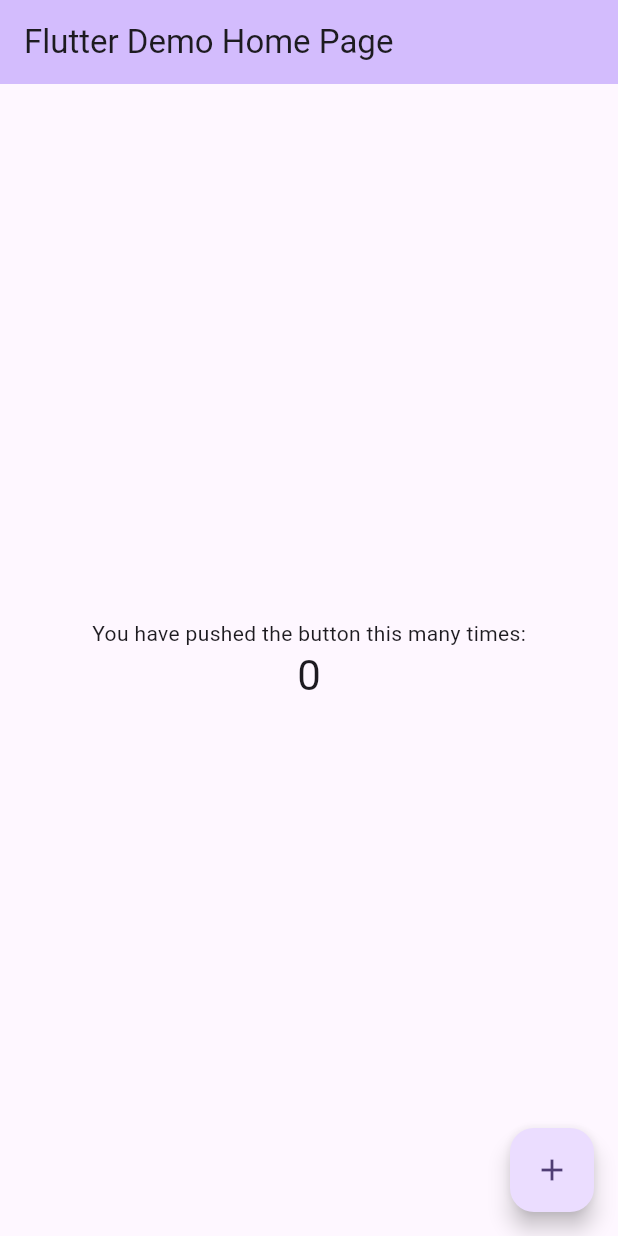
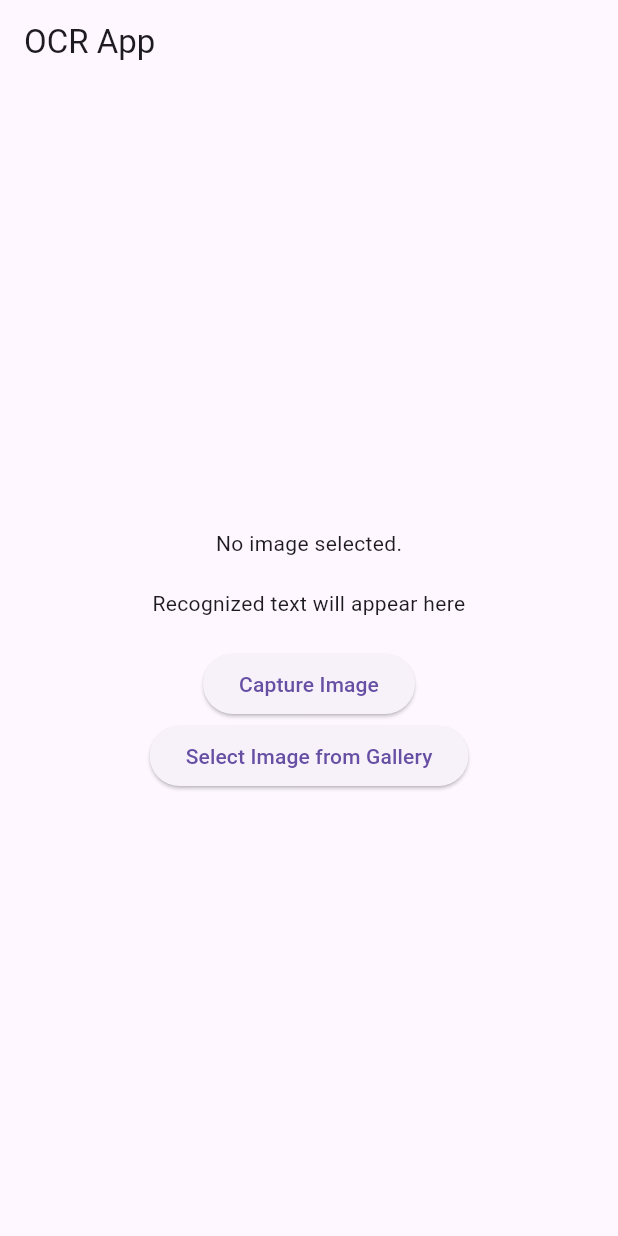
Before and after one commit to avanish-garg/Digital-Sorcery, a Flutter app: the screen it shows after launch, on a phone screen of 412 x 824 dp. Run offline on Flutter 3.47's test engine with Material 3 defaults, Android fonts, the light colour scheme and no system bars; our stand-ins replace image_picker; missing offline and left inert: google_ml_kit.

Commit message:
Added image picker and file selector plugins, updated Flutter and Firebase dependencies, and modified main.dart to integrate OCR functionality.

```diff
--- a/ocr_translation_app/lib/main.dart
+++ b/ocr_translation_app/lib/main.dart
@@ -1,125 +1,76 @@
 import 'package:flutter/material.dart';
+import 'package:image_picker/image_picker.dart';
+import 'dart:io';
+import 'ocr_service.dart';
 
 void main() {
-  runApp(const MyApp());
+  runApp(OCRApp());
 }
 
-class MyApp extends StatelessWidget {
-  const MyApp({super.key});
+class OCRApp extends StatefulWidget {
+  @override
+  _OCRAppState createState() => _OCRAppState();
+}
 
-  // This widget is the root of your application.
-  @override
-  Widget build(BuildContext context) {
-    return MaterialApp(
-      title: 'Flutter Demo',
-      theme: ThemeData(
-        // This is the theme of your application.
-        //
-        // TRY THIS: Try running your application with "flutter run". You'll see
-        // the application has a purple toolbar. Then, without quitting the app,
-        // try changing the seedColor in the colorScheme below to Colors.green
-        // and then invoke "hot reload" (save your changes or press the "hot
-        // reload" button in a Flutter-supported IDE, or press "r" if you used
-        // the command line to start the app).
-        //
-        // Notice that the counter didn't reset back to zero; the application
-        // state is not lost during the reload. To reset the state, use hot
-        // restart instead.
-        //
-        // This works for code too, not just values: Most code changes can be
-        // tested with just a hot reload.
-        colorScheme: ColorScheme.fromSeed(seedColor: Colors.deepPurple),
-        useMaterial3: true,
-      ),
-      home: const MyHomePage(title: 'Flutter Demo Home Page'),
-    );
+class _OCRAppState extends State<OCRApp> {
+  final OCRService _ocrService = OCRService();
+  File? _image;
+  String _recognizedText = '';
+
+  Future<void> _getImageAndRecognizeText(ImageSource source) async {
+    final picker = ImagePicker();
+    final pickedFile = await picker.pickImage(source: source);
+
+    if (pickedFile != null) {
+      setState(() {
+        _image = File(pickedFile.path);
+      });
+
+      String text = await _ocrService.recognizeText(_image!);
+      setState(() {
+        _recognizedText = text;
+      });
     }
   }
 
-class MyHomePage extends StatefulWidget {
-  const MyHomePage({super.key, required this.title});
-
-  // This widget is the home page of your application. It is stateful, meaning
-  // that it has a State object (defined below) that contains fields that affect
-  // how it looks.
-
-  // This class is the configuration for the state. It holds the values (in this
-  // case the title) provided by the parent (in this case the App widget) and
-  // used by the build method of the State. Fields in a Widget subclass are
-  // always marked "final".
-
-  final String title;
-
   @override
-  State<MyHomePage> createState() => _MyHomePageState();
-}
-
-class _MyHomePageState extends State<MyHomePage> {
-  int _counter = 0;
-
-  void _incrementCounter() {
-    setState(() {
-      // This call to setState tells the Flutter framework that something has
-      // changed in this State, which causes it to rerun the build method below
-      // so that the display can reflect the updated values. If we changed
-      // _counter without calling setState(), then the build method would not be
-      // called again, and so nothing would appear to happen.
-      _counter++;
-    });
+  void dispose() {
+    _ocrService.dispose();
+    super.dispose();
   }
 
   @override
   Widget build(BuildContext context) {
-    // This method is rerun every time setState is called, for instance as done
-    // by the _incrementCounter method above.
-    //
-    // The Flutter framework has been optimized to make rerunning build methods
-    // fast, so that you can just rebuild anything that needs updating rather
-    // than having to individually change instances of widgets.
-    return Scaffold(
+    return MaterialApp(
+      home: Scaffold(
         appBar: AppBar(
-        // TRY THIS: Try changing the color here to a specific color (to
-        // Colors.amber, perhaps?) and trigger a hot reload to see the AppBar
-        // change color while the other colors stay the same.
-        backgroundColor: Theme.of(context).colorScheme.inversePrimary,
-        // Here we take the value from the MyHomePage object that was created by
-        // the App.build method, and use it to set our appbar title.
-        title: Text(widget.title),
+          title: Text('OCR App'),
         ),
         body: Center(
-        // Center is a layout widget. It takes a single child and positions it
-        // in the middle of the parent.
           child: Column(
-          // Column is also a layout widget. It takes a list of children and
-          // arranges them vertically. By default, it sizes itself to fit its
-          // children horizontally, and tries to be as tall as its parent.
-          //
-          // Column has various properties to control how it sizes itself and
-          // how it positions its children. Here we use mainAxisAlignment to
-          // center the children vertically; the main axis here is the vertical
-          // axis because Columns are vertical (the cross axis would be
-          // horizontal).
-          //
-          // TRY THIS: Invoke "debug painting" (choose the "Toggle Debug Paint"
-          // action in the IDE, or press "p" in the console), to see the
-          // wireframe for each widget.
             mainAxisAlignment: MainAxisAlignment.center,
             children: <Widget>[
-            const Text(
-              'You have pushed the button this many times:',
+              _image == null ? Text('No image selected.') : Image.file(_image!),
+              SizedBox(height: 20),
+              Text(
+                _recognizedText.isEmpty
+                    ? 'Recognized text will appear here'
+                    : _recognizedText,
+                textAlign: TextAlign.center,
               ),
-            Text(
-              '$_counter',
-              style: Theme.of(context).textTheme.headlineMedium,
+              SizedBox(height: 20),
+              ElevatedButton(
+                onPressed: () => _getImageAndRecognizeText(ImageSource.camera),
+                child: Text('Capture Image'),
+              ),
+              ElevatedButton(
+                onPressed: () => _getImageAndRecognizeText(ImageSource.gallery),
+                child: Text('Select Image from Gallery'),
               ),
             ],
           ),
         ),
-      floatingActionButton: FloatingActionButton(
-        onPressed: _incrementCounter,
-        tooltip: 'Increment',
-        child: const Icon(Icons.add),
-      ), // This trailing comma makes auto-formatting nicer for build methods.
+      ),
     );
   }
 }
--- a/ocr_translation_app/pubspec.yaml
+++ b/ocr_translation_app/pubspec.yaml
@@ -33,6 +33,7 @@ dependencies:
   firebase_core: ^2.15.1
   firebase_ml_model_downloader: ^0.2.5+6
   google_ml_kit: ^0.8.0
+  image_picker: ^1.0.5+4
 
 
   # The following adds the Cupertino Icons font to your application.
```
Also changed, not shown: ocr_translation_app/pubspec.lock, 5 other files. Lines whose indentation alone changed are shown as unchanged.
